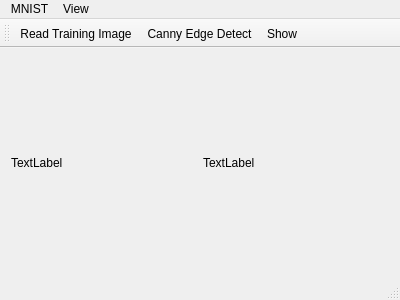
Above: mainwindow.ui from heartnheart/ShapeContextDemo before the change. Below: the same form after it.
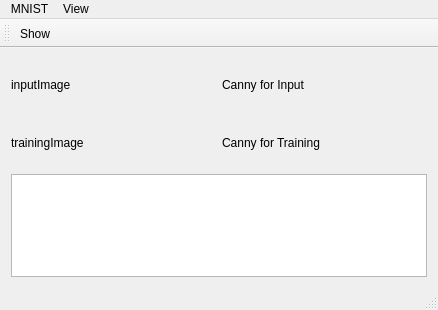
That is the form after the change.

Commit message: search training images for each test image in MNIST now

Diff of the .ui file:
```diff
--- a/mainwindow.ui
+++ b/mainwindow.ui
@@ -6,32 +6,86 @@
    <rect>
     <x>0</x>
     <y>0</y>
-    <width>400</width>
-    <height>300</height>
+    <width>438</width>
+    <height>310</height>
    </rect>
   </property>
   <property name="windowTitle">
    <string>MainWindow</string>
   </property>
   <widget class="QWidget" name="centralWidget">
-   <layout class="QHBoxLayout" name="horizontalLayout">
-    <item>
-     <widget class="QLabel" name="imageLabel">
+   <layout class="QGridLayout" name="gridLayout">
+    <item row="0" column="0">
+     <widget class="QLabel" name="lblTestImage">
+      <property name="sizePolicy">
+       <sizepolicy hsizetype="Preferred" vsizetype="Preferred">
+        <horstretch>0</horstretch>
+        <verstretch>1</verstretch>
+       </sizepolicy>
+      </property>
       <property name="text">
-       <string>TextLabel</string>
+       <string>inputImage</string>
       </property>
       <property name="scaledContents">
        <bool>false</bool>
       </property>
      </widget>
     </item>
-    <item>
-     <widget class="QLabel" name="cannyLabel">
+    <item row="0" column="1">
+     <widget class="QLabel" name="lblCannyTest">
+      <property name="sizePolicy">
+       <sizepolicy hsizetype="Preferred" vsizetype="Preferred">
+        <horstretch>0</horstretch>
+        <verstretch>1</verstretch>
+       </sizepolicy>
+      </property>
       <property name="text">
-       <string>TextLabel</string>
+       <string>Canny for Input</string>
       </property>
       <property name="scaledContents">
-       <bool>false</bool>
+       <bool>true</bool>
+      </property>
+     </widget>
+    </item>
+    <item row="1" column="0">
+     <widget class="QLabel" name="lblTrainingImage">
+      <property name="sizePolicy">
+       <sizepolicy hsizetype="Preferred" vsizetype="Preferred">
+        <horstretch>0</horstretch>
+        <verstretch>1</verstretch>
+       </sizepolicy>
+      </property>
+      <property name="text">
+       <string>trainingImage</string>
+      </property>
+      <property name="scaledContents">
+       <bool>true</bool>
+      </property>
+     </widget>
+    </item>
+    <item row="1" column="1">
+     <widget class="QLabel" name="lblCannyTraining">
+      <property name="sizePolicy">
+       <sizepolicy hsizetype="Preferred" vsizetype="Preferred">
+        <horstretch>0</horstretch>
+        <verstretch>1</verstretch>
+       </sizepolicy>
+      </property>
+      <property name="text">
+       <string>Canny for Training</string>
+      </property>
+      <property name="scaledContents">
+       <bool>true</bool>
+      </property>
+     </widget>
+    </item>
+    <item row="2" column="0" colspan="2">
+     <widget class="QTextEdit" name="tedtOutput">
+      <property name="sizePolicy">
+       <sizepolicy hsizetype="Expanding" vsizetype="Expanding">
+        <horstretch>0</horstretch>
+        <verstretch>2</verstretch>
+       </sizepolicy>
       </property>
      </widget>
     </item>
@@ -42,7 +96,7 @@
     <rect>
      <x>0</x>
      <y>0</y>
-     <width>400</width>
+     <width>438</width>
      <height>21</height>
     </rect>
    </property>
@@ -69,14 +123,15 @@
    <attribute name="toolBarBreak">
     <bool>false</bool>
    </attribute>
-   <addaction name="actionRead_Training_Image"/>
-   <addaction name="actionCanny_Edge_Detect"/>
    <addaction name="actionShow"/>
   </widget>
   <widget class="QStatusBar" name="statusBar"/>
   <action name="actionRead_Training_Image">
    <property name="text">
-    <string>Read Training Image</string>
+    <string>Read Training and Test Images</string>
+   </property>
+   <property name="toolTip">
+    <string>Read Training and Test Images</string>
    </property>
   </action>
   <action name="actionCanny_Edge_Detect">
```
Left out of the diff: 6 changed lines with no effect on the pictures. The commit also changes 9 other files.
